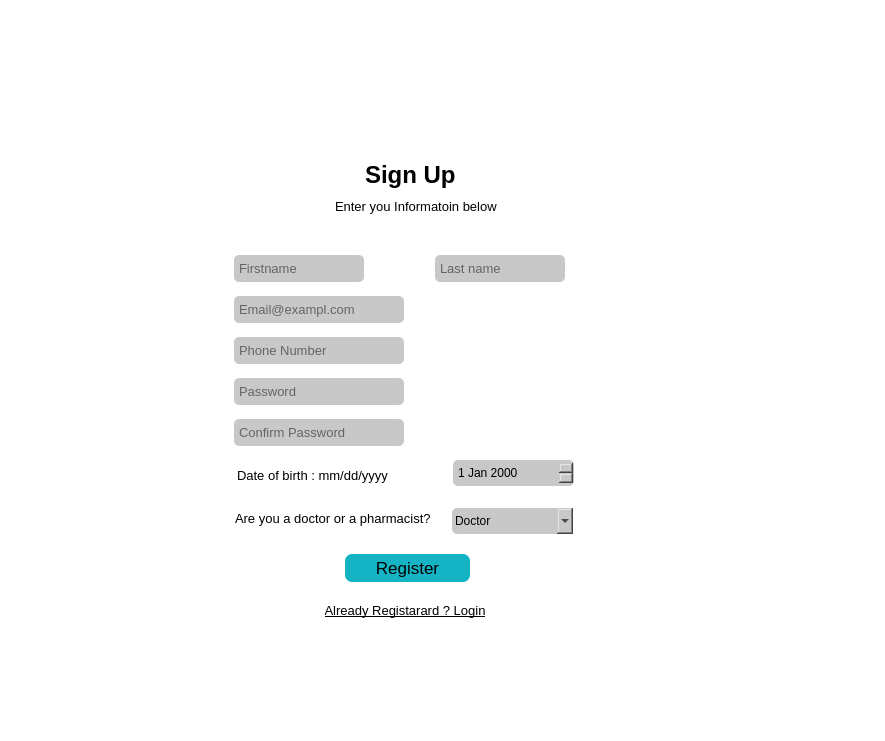
Above: Application_Pharm/Login_SignUp.ui from Behiry1/Smart_Pharmcy_System before the change. Below: the same form after it.
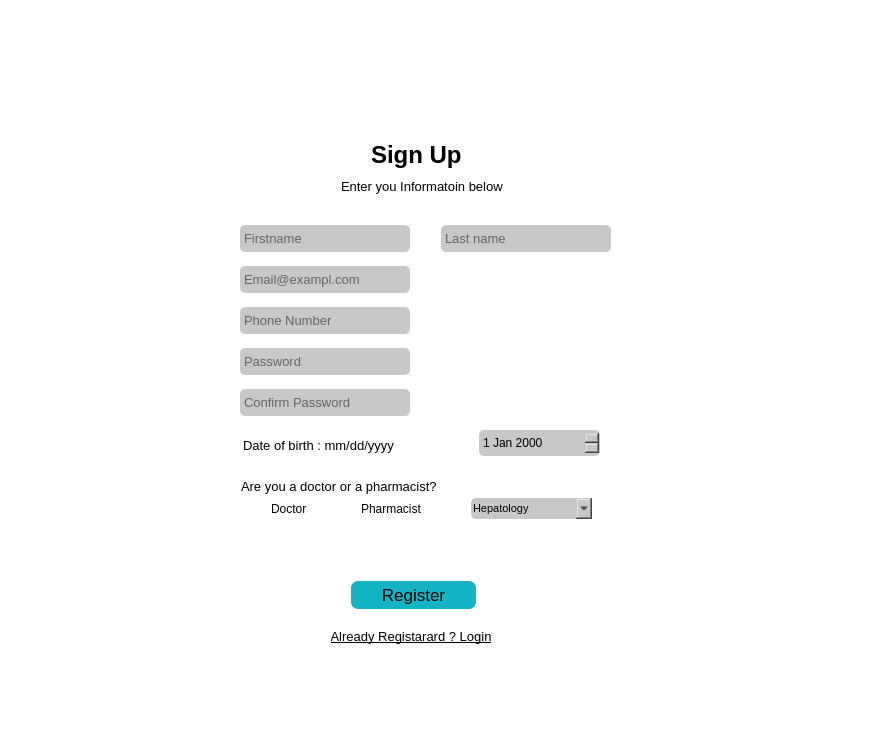
That is the form after the change. The open tabs and pages were chosen to show the change. Icons and pictures are not drawn.

Commit message: Signup_login_Backend

Patch:
```diff
--- a/Application_Pharm/Login_SignUp.ui
+++ b/Application_Pharm/Login_SignUp.ui
@@ -6,7 +6,7 @@
    <rect>
     <x>0</x>
     <y>0</y>
-    <width>885</width>
+    <width>884</width>
     <height>741</height>
    </rect>
   </property>
@@ -48,13 +48,18 @@
 #lineEdit , #lineEdit_2 , #lineEdit_3 , #lineEdit_4 , #lineEdit_5 , #lineEdit_6 , #dateEdit , #comboBox , #lineEdit_7 , #lineEdit_8
 {
    background-color :rgb(200, 200, 200); 
-	padding : 5px 3px;
+	padding : 4px 2px;
     border-radius :5px;
 
 }
 #pushButton , #pushButton_4 {
 background-color : rgb(20, 180, 196);
     border-radius: 7px;
+}
+#ErrorMessage , #ErrorMessage_2 {
+	color: red;
+    display: inline-block;
+    text-align: center;
 }</string>
   </property>
   <widget class="QWidget" name="centralwidget">
@@ -78,14 +83,14 @@
         <widget class="QWidget" name="Login" native="true">
          <property name="minimumSize">
           <size>
-           <width>400</width>
-           <height>580</height>
+           <width>420</width>
+           <height>620</height>
           </size>
          </property>
          <property name="maximumSize">
           <size>
-           <width>400</width>
-           <height>580</height>
+           <width>420</width>
+           <height>620</height>
           </size>
          </property>
          <layout class="QVBoxLayout" name="verticalLayout_4">
@@ -99,7 +104,7 @@
             </property>
             <property name="maximumSize">
              <size>
-              <width>400</width>
+              <width>420</width>
               <height>16777215</height>
              </size>
             </property>
@@ -454,9 +459,9 @@
               <property name="geometry">
                <rect>
                 <x>10</x>
-                <y>160</y>
-                <width>371</width>
-                <height>311</height>
+                <y>150</y>
+                <width>391</width>
+                <height>351</height>
                </rect>
               </property>
               <property name="styleSheet">
@@ -604,13 +609,13 @@
                 <rect>
                  <x>9</x>
                  <y>17</y>
-                 <width>130</width>
+                 <width>170</width>
                  <height>27</height>
                 </rect>
                </property>
                <property name="minimumSize">
                 <size>
-                 <width>130</width>
+                 <width>170</width>
                  <height>27</height>
                 </size>
                </property>
@@ -634,13 +639,13 @@
                 <rect>
                  <x>210</x>
                  <y>17</y>
-                 <width>130</width>
+                 <width>170</width>
                  <height>27</height>
                 </rect>
                </property>
                <property name="minimumSize">
                 <size>
-                 <width>130</width>
+                 <width>170</width>
                  <height>27</height>
                 </size>
                </property>
@@ -680,7 +685,7 @@
               <widget class="QDateEdit" name="dateEdit">
                <property name="geometry">
                 <rect>
-                 <x>228</x>
+                 <x>248</x>
                  <y>222</y>
                  <width>121</width>
                  <height>26</height>
@@ -691,7 +696,7 @@
                <property name="geometry">
                 <rect>
                  <x>10</x>
-                 <y>272</y>
+                 <y>270</y>
                  <width>195</width>
                  <height>16</height>
                 </rect>
@@ -705,18 +710,50 @@
                 <string>Are you a doctor or a pharmacist?</string>
                </property>
               </widget>
+              <widget class="QRadioButton" name="radioButton_Dr">
+               <property name="geometry">
+                <rect>
+                 <x>20</x>
+                 <y>292</y>
+                 <width>82</width>
+                 <height>17</height>
+                </rect>
+               </property>
+               <property name="text">
+                <string>Doctor</string>
+               </property>
+              </widget>
+              <widget class="QRadioButton" name="radioButton_pharm">
+               <property name="geometry">
+                <rect>
+                 <x>110</x>
+                 <y>292</y>
+                 <width>82</width>
+                 <height>17</height>
+                </rect>
+               </property>
+               <property name="text">
+                <string>Pharmacist</string>
+               </property>
+              </widget>
               <widget class="QComboBox" name="comboBox">
                <property name="geometry">
                 <rect>
-                 <x>227</x>
-                 <y>270</y>
+                 <x>240</x>
+                 <y>290</y>
                  <width>121</width>
-                 <height>26</height>
+                 <height>21</height>
                 </rect>
                </property>
+               <property name="font">
+                <font>
+                 <pointsize>8</pointsize>
+                </font>
+               </property>
                <item>
                 <property name="text">
-                 <string>Doctor</string>
+                 <string>Hepatology
+</string>
                 </property>
                </item>
                <item>
@@ -730,7 +767,7 @@
               <property name="geometry">
                <rect>
                 <x>130</x>
-                <y>476</y>
+                <y>523</y>
                 <width>125</width>
                 <height>28</height>
                </rect>
@@ -765,7 +802,7 @@
               <property name="geometry">
                <rect>
                 <x>110</x>
-                <y>520</y>
+                <y>566</y>
                 <width>160</width>
                 <height>25</height>
                </rect>
@@ -792,6 +829,22 @@
                <string>Already Registarard ? Login</string>
               </property>
              </widget>
+             <widget class="QLabel" name="ErrorMessage">
+              <property name="geometry">
+               <rect>
+                <x>60</x>
+                <y>490</y>
+                <width>271</width>
+                <height>20</height>
+               </rect>
+              </property>
+              <property name="text">
+               <string/>
+              </property>
+              <property name="wordWrap">
+               <bool>true</bool>
+              </property>
+             </widget>
             </widget>
            </widget>
           </item>
```
Left out of the diff: 85 changed lines with no effect on the pictures. The commit also changes 10 other files.
